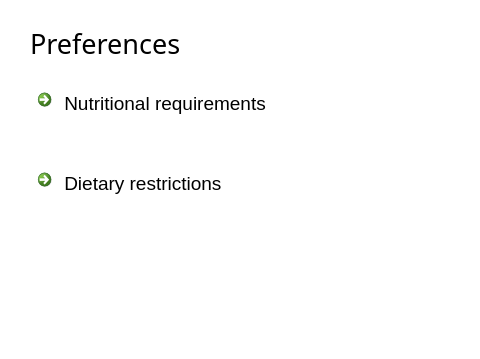
Old version of the form ui/ui_prefwidget.ui in the repository josh-minch/spartan; both pictures show x 0 to 480 and y 0 to 359 of the 806 by 502 pixel window.
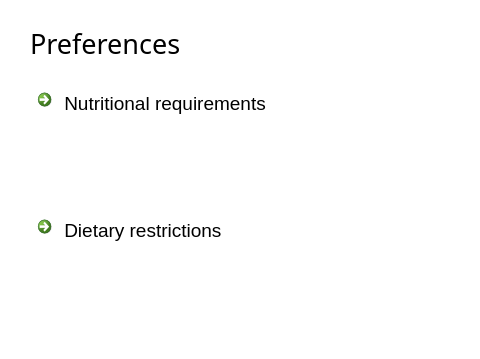
New version of the form. Icons and pictures are not drawn.

Diff of the .ui file:
```diff
--- a/ui/ui_prefwidget.ui
+++ b/ui/ui_prefwidget.ui
@@ -184,9 +184,9 @@
                 <colorrole role="WindowText">
                  <brush brushstyle="SolidPattern">
                   <color alpha="255">
-                   <red>59</red>
-                   <green>59</green>
-                   <blue>59</blue>
+                   <red>50</red>
+                   <green>50</green>
+                   <blue>50</blue>
                   </color>
                  </brush>
                 </colorrole>
@@ -195,9 +195,109 @@
                 <colorrole role="WindowText">
                  <brush brushstyle="SolidPattern">
                   <color alpha="255">
-                   <red>59</red>
-                   <green>59</green>
-                   <blue>59</blue>
+                   <red>50</red>
+                   <green>50</green>
+                   <blue>50</blue>
+                  </color>
+                 </brush>
+                </colorrole>
+               </inactive>
+               <disabled>
+                <colorrole role="WindowText">
+                 <brush brushstyle="SolidPattern">
+                  <color alpha="255">
+                   <red>120</red>
+                   <green>120</green>
+                   <blue>120</blue>
+                  </color>
+                 </brush>
+                </colorrole>
+               </disabled>
+              </palette>
+             </property>
+             <property name="font">
+              <font>
+               <family>Segoe UI</family>
+               <pointsize>11</pointsize>
+              </font>
+             </property>
+             <property name="text">
+              <string/>
+             </property>
+            </widget>
+           </item>
+           <item>
+            <widget class="QLabel" name="age_label">
+             <property name="palette">
+              <palette>
+               <active>
+                <colorrole role="WindowText">
+                 <brush brushstyle="SolidPattern">
+                  <color alpha="255">
+                   <red>50</red>
+                   <green>50</green>
+                   <blue>50</blue>
+                  </color>
+                 </brush>
+                </colorrole>
+               </active>
+               <inactive>
+                <colorrole role="WindowText">
+                 <brush brushstyle="SolidPattern">
+                  <color alpha="255">
+                   <red>50</red>
+                   <green>50</green>
+                   <blue>50</blue>
+                  </color>
+                 </brush>
+                </colorrole>
+               </inactive>
+               <disabled>
+                <colorrole role="WindowText">
+                 <brush brushstyle="SolidPattern">
+                  <color alpha="255">
+                   <red>120</red>
+                   <green>120</green>
+                   <blue>120</blue>
+                  </color>
+                 </brush>
+                </colorrole>
+               </disabled>
+              </palette>
+             </property>
+             <property name="font">
+              <font>
+               <family>Segoe UI</family>
+               <pointsize>11</pointsize>
+              </font>
+             </property>
+             <property name="text">
+              <string/>
+             </property>
+            </widget>
+           </item>
+           <item>
+            <widget class="QLabel" name="sex_label">
+             <property name="palette">
+              <palette>
+               <active>
+                <colorrole role="WindowText">
+                 <brush brushstyle="SolidPattern">
+                  <color alpha="255">
+                   <red>50</red>
+                   <green>50</green>
+                   <blue>50</blue>
+                  </color>
+                 </brush>
+                </colorrole>
+               </active>
+               <inactive>
+                <colorrole role="WindowText">
+                 <brush brushstyle="SolidPattern">
+                  <color alpha="255">
+                   <red>50</red>
+                   <green>50</green>
+                   <blue>50</blue>
                   </color>
                  </brush>
                 </colorrole>
@@ -297,9 +397,9 @@
                 <colorrole role="WindowText">
                  <brush brushstyle="SolidPattern">
                   <color alpha="255">
-                   <red>59</red>
-                   <green>59</green>
-                   <blue>59</blue>
+                   <red>50</red>
+                   <green>50</green>
+                   <blue>50</blue>
                   </color>
                  </brush>
                 </colorrole>
@@ -308,9 +408,9 @@
                 <colorrole role="WindowText">
                  <brush brushstyle="SolidPattern">
                   <color alpha="255">
-                   <red>59</red>
-                   <green>59</green>
-                   <blue>59</blue>
+                   <red>50</red>
+                   <green>50</green>
+                   <blue>50</blue>
                   </color>
                  </brush>
                 </colorrole>
```
Left out of the diff: 2 changed lines with no effect on the pictures.
